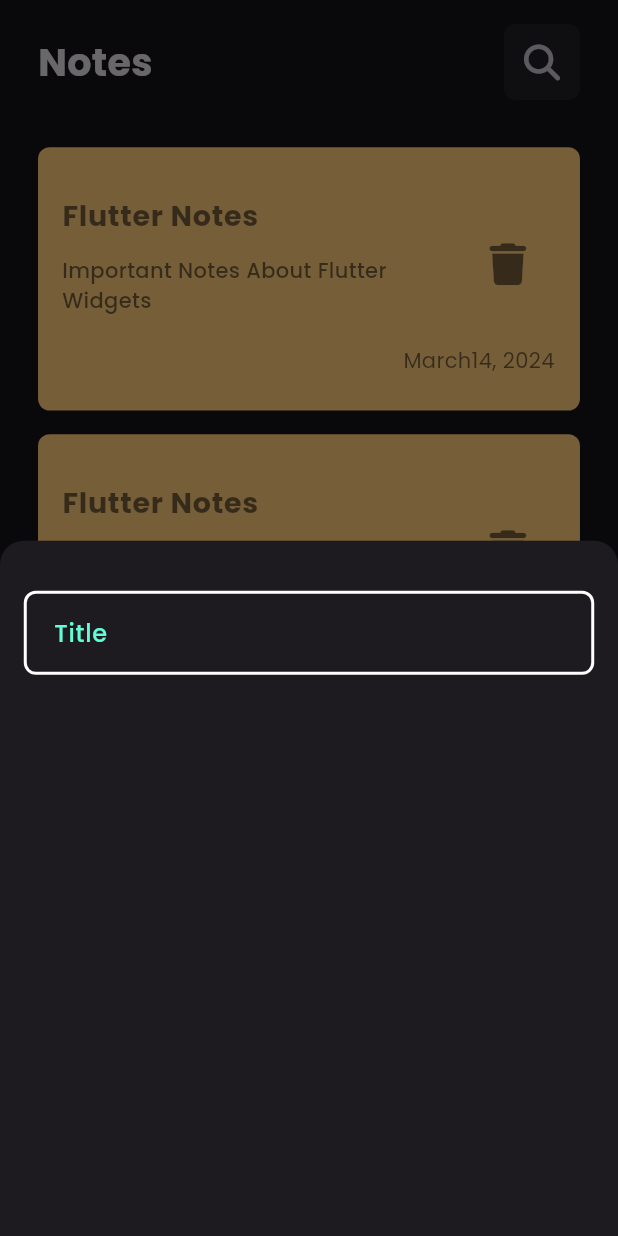
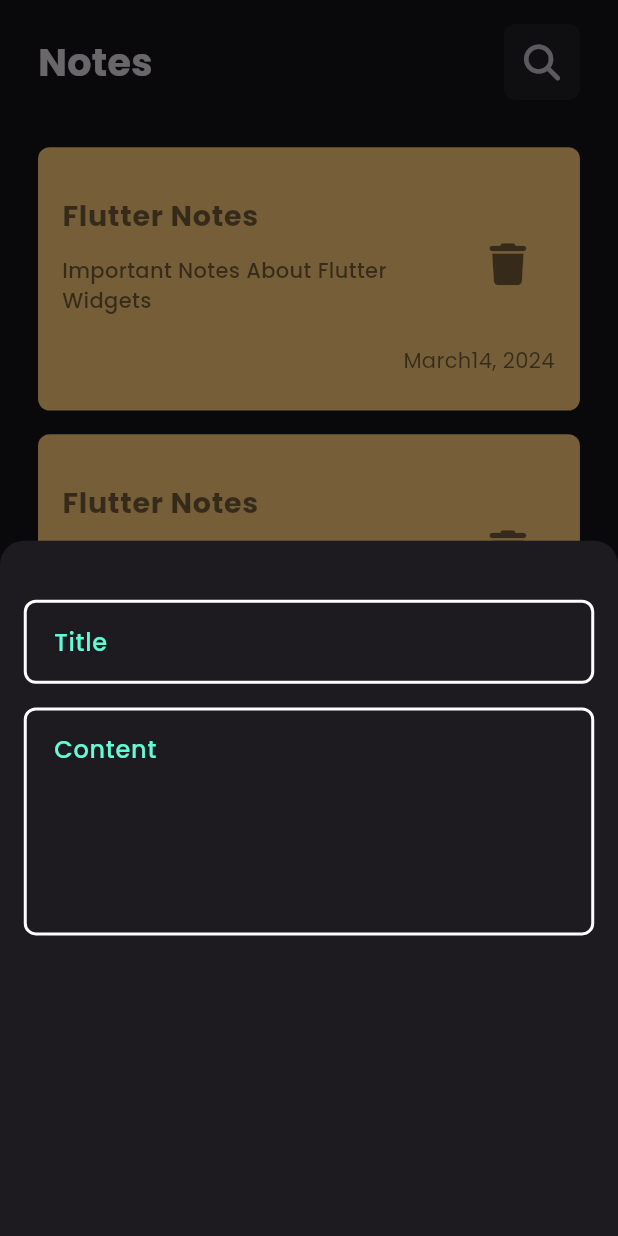
Before and after one commit to MahmoudYasserElbanna/flutter_notes_app, a Flutter app: the screen it shows after launch, after a tap on an icon or button, on a phone screen of 412 x 824 dp. Run offline on Flutter 3.47's test engine with Material 3 defaults, Android fonts, the phone set to English and light mode, and no system bars; our stand-ins replace flutter_screenutil, font_awesome_flutter.

Commit message:
Add custom button & update text filed

```diff
--- a/lib/widgets/custom_text_field.dart
+++ b/lib/widgets/custom_text_field.dart
@@ -4,25 +4,27 @@ import 'package:note_app/constants.dart';
 
 class CustomTextField extends StatelessWidget {
   const CustomTextField({
-    Key? key,
     required this.labelText,
-  }) : super(key: key);
+    this.maxLines,
+  });
 
-  final String? labelText;
+  final String labelText;
+  final int? maxLines;
 
   @override
   Widget build(BuildContext context) {
     return Padding(
-      padding: EdgeInsets.symmetric(horizontal: 8.h, vertical: 24.w),
+      padding: EdgeInsets.symmetric(horizontal: 8.h),
       child: TextField(
         cursorColor: kPrimaryColor,
+        maxLines: maxLines,
         decoration: InputDecoration(
           border: buildBorder(),
           enabledBorder: buildBorder(),
           focusedBorder: buildBorder(kPrimaryColor),
           contentPadding: const EdgeInsets.all(16),
-          labelText: labelText,
-          labelStyle: TextStyle(
+          hintText: labelText,
+          hintStyle: TextStyle(
             color: kPrimaryColor,
             fontWeight: FontWeight.w500,
           ),
--- a/lib/widgets/model_bottom_sheet.dart
+++ b/lib/widgets/model_bottom_sheet.dart
@@ -1,4 +1,5 @@
 import 'package:flutter/material.dart';
+import 'package:flutter_screenutil/flutter_screenutil.dart';
 import 'package:note_app/widgets/custom_text_field.dart';
 
 class AddModelBottomSheet extends StatelessWidget {
@@ -9,9 +10,15 @@ class AddModelBottomSheet extends StatelessWidget {
     return Padding(
       padding: const EdgeInsets.all(8.0),
       child: Container(
-        child: const Column(
+        child: Column(
           children: [
-            CustomTextField(labelText: 'Title'),
+            SizedBox(height: 32.h),
+            const CustomTextField(labelText: 'Title'),
+            SizedBox(height: 16.h),
+            const CustomTextField(
+              labelText: 'Content',
+              maxLines: 5,
+            ),
           ],
         ),
       ),
```
Also changed, not shown: lib/widgets/custom_button.dart (added, +34 -0 lines).
